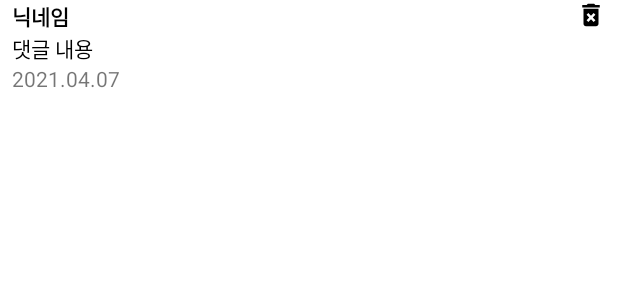
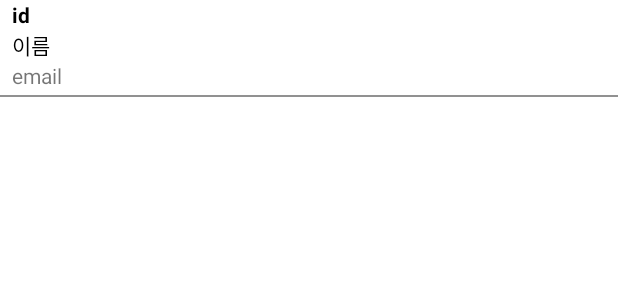
Before and after one commit to JiALee903/my_DAGYM, an Android app: the layout trainser_search_item.xml on its own in the app's theme, with its tools: preview values and no code run, on a phone screen of 412 x 824 dp. Shown: the top 300 px of the screen. Run offline under Robolectric (Android 15) with nearby library versions, the phone set to English and light mode, and no system bars.

Commit message:
5/3 pt신청 조회 및 검색 기능 구현

```diff
--- a/app/src/main/java/org/techtown/dagym/DataService.java
+++ b/app/src/main/java/org/techtown/dagym/DataService.java
@@ -16,6 +16,7 @@ import org.techtown.dagym.entity.dto.MemberRegisterDto;
 import org.techtown.dagym.entity.dto.MemberSignDto;
 import org.techtown.dagym.entity.dto.MemberUpdateDto;
 import org.techtown.dagym.ui.board.BoardAPI;
+import org.techtown.dagym.ui.pt.PTUserAPI;
 import org.techtown.dagym.ui.user_activity.UserAPI;
 
 import java.util.ArrayList;
@@ -31,7 +32,7 @@ import retrofit2.http.PUT;
 import retrofit2.http.Path;
 
 public class DataService {
-    private String BASE_URL = "http://192.168.0.28:8090/android/";
+    private String BASE_URL = "http://192.168.1.49:8090/android/";
     // 데이터 값 테스트하고싶으면 자기 cmd에서 ipconfig치고 ipv4 주소 :8090앞에 입력해줘야됨.
     // IPv4 주소........... : 192.168.1.55
     // 참고) IPv4 주소가 2개있는데 어뎁터 와이파이 적힌거 쓰면됨.
@@ -50,4 +51,5 @@ public class DataService {
 
     public BoardAPI boardAPI = retrofitClient.create(BoardAPI.class);
     public UserAPI userAPI = retrofitClient.create(UserAPI.class);
+    public PTUserAPI ptUserAPI = retrofitClient.create(PTUserAPI.class);
 }
--- a/app/src/main/java/org/techtown/dagym/ui/board/BoardDetail.java
+++ b/app/src/main/java/org/techtown/dagym/ui/board/BoardDetail.java
@@ -89,6 +89,8 @@ public class BoardDetail extends AppCompatActivity {
 
                 }
             });
+            finish();
+
         });
 
         String user_id = SharedPreference.getAttribute(getApplicationContext(), "user_id");
@@ -108,6 +110,7 @@ public class BoardDetail extends AppCompatActivity {
                     @Override
                     public void onResponse(Call<Long> call, Response<Long> response) {
                         select(mArrayList);
+
                     }
 
                     @Override
@@ -115,7 +118,6 @@ public class BoardDetail extends AppCompatActivity {
 
                     }
                 });
-                finish();
             }
 
         });
--- a/app/src/main/java/org/techtown/dagym/ui/board/RecyclerAdapter.java
+++ b/app/src/main/java/org/techtown/dagym/ui/board/RecyclerAdapter.java
@@ -34,7 +34,7 @@ public class RecyclerAdapter extends RecyclerView.Adapter<RecyclerAdapter.ViewHo
 
         public ViewHolder(@NonNull View view) {
             super(view);
-            this.title = (TextView) view.findViewById(R.id.boardTitle_recyc);
+            this.title = (TextView) view.findViewById(R.id.searchTitle_recyc);
             this.user_id = (TextView) view.findViewById(R.id.boardWriter);
             this.regDate = (TextView) view.findViewById(R.id.boardDate);
             this.content = (TextView) view.findViewById(R.id.boardContent);
--- a/app/src/main/res/layout/activity_searchf.xml
+++ b/app/src/main/res/layout/activity_searchf.xml
@@ -11,7 +11,7 @@
         android:layout_height="40dp"
         android:layout_marginTop="8dp"
         android:background="@drawable/edittext"
-        android:hint="아이디, 이메일을 입력하세요."
+        android:hint="아이디, 이름을 입력하세요."
         android:paddingStart="10dp"
         android:paddingEnd="35dp"
         android:textSize="15sp"
@@ -30,6 +30,7 @@
         app:layout_constraintTop_toTopOf="@+id/editReply" />
 
     <androidx.recyclerview.widget.RecyclerView
+        android:id="@+id/trainerRecyclerView"
         android:layout_width="match_parent"
         android:layout_height="wrap_content"
         android:layout_marginTop="8dp"
--- a/app/src/main/res/layout/board_item.xml
+++ b/app/src/main/res/layout/board_item.xml
@@ -24,7 +24,7 @@
         app:layout_constraintTop_toTopOf="@+id/boardDate" />
 
     <TextView
-        android:id="@+id/boardTitle_recyc"
+        android:id="@+id/searchTitle_recyc"
         android:layout_width="wrap_content"
         android:layout_height="wrap_content"
         android:layout_marginStart="10dp"
@@ -47,8 +47,8 @@
         android:textColor="#202020"
         app:layout_constraintEnd_toEndOf="parent"
         app:layout_constraintHorizontal_weight="1"
-        app:layout_constraintStart_toStartOf="@+id/boardTitle_recyc"
-        app:layout_constraintTop_toBottomOf="@+id/boardTitle_recyc" />
+        app:layout_constraintStart_toStartOf="@+id/searchTitle_recyc"
+        app:layout_constraintTop_toBottomOf="@+id/searchTitle_recyc" />
 
     <View
         android:id="@+id/view"
--- a/app/src/main/res/layout/comments_item.xml
+++ b/app/src/main/res/layout/trainser_search_item.xml
@@ -6,42 +6,42 @@
     android:layout_height="wrap_content">
 
     <TextView
-        android:id="@+id/comment_mod"
+        android:id="@+id/search_id"
         android:layout_width="wrap_content"
         android:layout_height="wrap_content"
         android:layout_marginStart="8dp"
-        android:text="2021.04.07"
+        android:textColor="@color/black"
+        android:textStyle="bold"
+        android:text="id"
         app:layout_constraintStart_toStartOf="parent"
-        app:layout_constraintTop_toBottomOf="@+id/commnet" />
+        app:layout_constraintTop_toTopOf="parent" />
 
     <TextView
-        android:id="@+id/commnet"
+        android:id="@+id/search_nick"
         android:layout_width="wrap_content"
         android:layout_height="wrap_content"
         android:layout_marginStart="8dp"
-        android:text="댓글 내용"
         android:textColor="@color/black"
+        android:text="이름"
         app:layout_constraintStart_toStartOf="parent"
-        app:layout_constraintTop_toBottomOf="@+id/comment_nick" />
+        app:layout_constraintTop_toBottomOf="@+id/search_id" />
 
     <TextView
-        android:id="@+id/comment_nick"
+        android:id="@+id/search_email"
         android:layout_width="wrap_content"
         android:layout_height="wrap_content"
         android:layout_marginStart="8dp"
-        android:text="닉네임"
-        android:textColor="@color/black"
-        android:textStyle="bold"
+        android:text="email"
         app:layout_constraintStart_toStartOf="parent"
-        app:layout_constraintTop_toTopOf="parent" />
+        app:layout_constraintTop_toBottomOf="@+id/search_nick" />
 
-    <Button
-        android:id="@+id/comment_delete"
-        android:layout_width="20dp"
-        android:layout_height="20dp"
-        android:layout_marginEnd="8dp"
-        android:background="@drawable/ic_delete_comment"
-        android:drawableTint="@color/black"
-        app:layout_constraintEnd_toEndOf="parent"
-        app:layout_constraintTop_toTopOf="@+id/comment_nick" />
+    <View
+        android:id="@+id/view"
+        android:layout_width="match_parent"
+        android:layout_height="1dp"
+        android:layout_marginTop="3dp"
+        android:background="#919191"
+        app:layout_constraintTop_toBottomOf="@id/search_email" />
+
+
 </androidx.constraintlayout.widget.ConstraintLayout>
```
Also changed, not shown: app/src/main/java/org/techtown/dagym/entity/PTUser.java (added, +15 -0 lines), app/src/main/java/org/techtown/dagym/entity/dto/AndPTUserSearchDto.java (added, +57 -0 lines), app/src/main/java/org/techtown/dagym/entity/dto/AndTrainerSearchDto.java (added, +42 -0 lines), app/src/main/java/org/techtown/dagym/ui/board/CommentAdapter.java (+3 -6 lines), app/src/main/java/org/techtown/dagym/ui/pt/PTUserAPI.java (added, +19 -0 lines), app/src/main/java/org/techtown/dagym/ui/pt/SearchActivity.java (+76 -0 lines), app/src/main/java/org/techtown/dagym/ui/pt/TrainerSearchAdapter.java (added, +85 -0 lines), app/src/main/java/org/techtown/dagym/ui/board/BoardFragment.java (indentation only).
